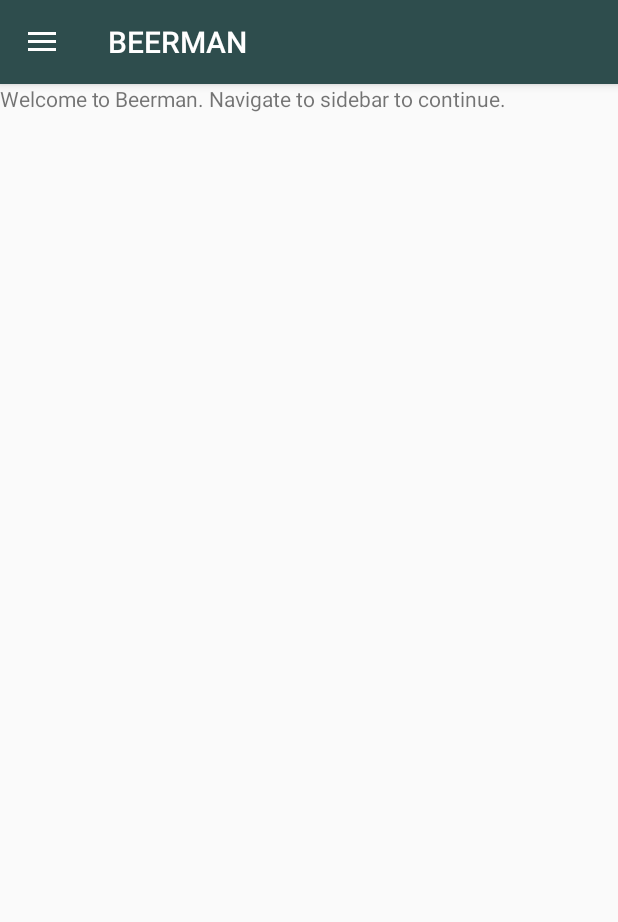
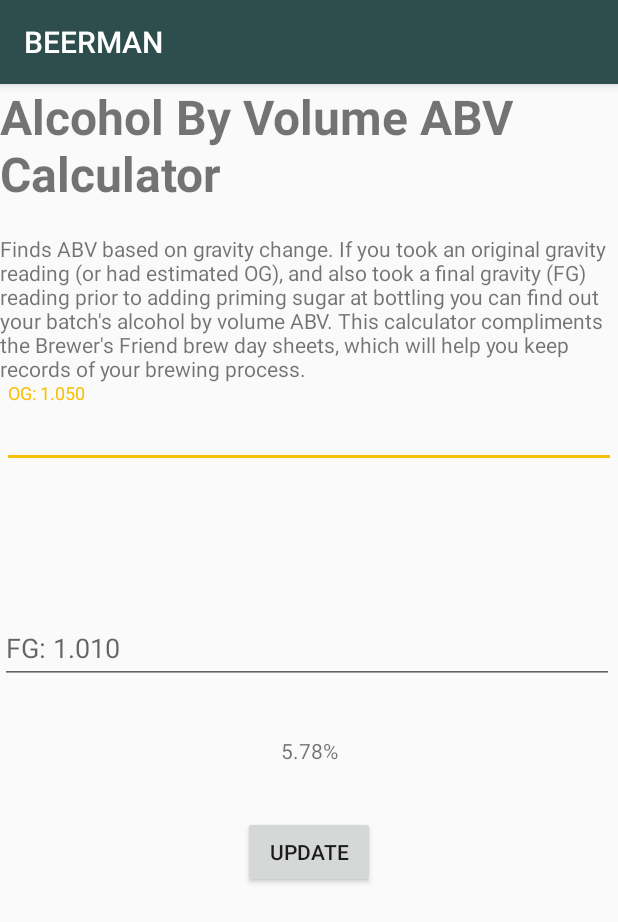
Before and after one commit to zhuravchak-anastasiia/Beerman, an Android app: the TrueMainActivity screen opened directly, with no data from a screen before it, in the side drawer, after a tap on "Calculators", on a phone screen of 412 x 824 dp. Shown: the top 922 px of the screen. Run offline under Robolectric (Android 15) with nearby library versions, the phone set to English and light mode, and no system bars.

Commit message:
CalculatorActivity

```diff
--- /dev/null
+++ b/app/src/main/java/com/example/beerman/CalculatorActivity.java
@@ -0,0 +1,13 @@
+package com.example.beerman;
+
+import android.support.v7.app.AppCompatActivity;
+import android.os.Bundle;
+
+public class CalculatorActivity extends AppCompatActivity {
+
+    @Override
+    protected void onCreate(Bundle savedInstanceState) {
+        super.onCreate(savedInstanceState);
+        setContentView(R.layout.activity_calculator);
+    }
+}
--- a/app/src/main/java/com/example/beerman/Processes.java
+++ b/app/src/main/java/com/example/beerman/Processes.java
@@ -23,7 +23,8 @@ public class Processes extends AppCompatActivity {
         super.onCreate(savedInstanceState);
         setContentView(R.layout.activity_processes);
         videoView = (VideoView) findViewById(R.id.video_view);
-        videoPath = "android.resource://" + getPackageName() + "/" + R.raw.video;
+        videoPath = "android.resource://" + getPackageName() + "/";
+//        + R.raw.video;
         Uri uri = Uri.parse(videoPath);
         videoView.setVideoURI(uri);
 
--- a/app/src/main/java/com/example/beerman/TrueMainActivity.java
+++ b/app/src/main/java/com/example/beerman/TrueMainActivity.java
@@ -76,6 +76,8 @@ public class TrueMainActivity extends AppCompatActivity
             return true;
 
         } else if (id == R.id.nav_calculator) {
+            startActivity(new Intent(TrueMainActivity.this, CalculatorActivity.class));
+            return true;
 
         } else if (id == R.id.nav_share) {
 
--- /dev/null
+++ b/app/src/main/res/layout/activity_calculator.xml
@@ -0,0 +1,77 @@
+<?xml version="1.0" encoding="utf-8"?>
+<android.support.constraint.ConstraintLayout xmlns:android="http://schemas.android.com/apk/res/android"
+    xmlns:app="http://schemas.android.com/apk/res-auto"
+    xmlns:tools="http://schemas.android.com/tools"
+    android:layout_width="match_parent"
+    android:layout_height="match_parent">
+
+    <android.support.design.widget.TextInputLayout
+        android:id="@+id/textInputLayout"
+        android:layout_width="409dp"
+        android:layout_height="wrap_content"
+        app:layout_constraintEnd_toEndOf="parent"
+        app:layout_constraintStart_toStartOf="parent"
+        app:layout_constraintTop_toBottomOf="@+id/textView4">
+
+        <android.support.design.widget.TextInputEditText
+            android:layout_width="match_parent"
+            android:layout_height="46dp"
+            android:hint="@string/og_1_050" />
+    </android.support.design.widget.TextInputLayout>
+
+    <TextView
+        android:id="@+id/textView4"
+        android:layout_width="wrap_content"
+        android:layout_height="wrap_content"
+        android:text="@string/abv_info"
+        app:layout_constraintEnd_toEndOf="parent"
+        app:layout_constraintHorizontal_bias="0.0"
+        app:layout_constraintStart_toStartOf="parent"
+        app:layout_constraintTop_toBottomOf="@+id/textView5" />
+
+    <android.support.design.widget.TextInputLayout
+        android:id="@+id/textInputLayout2"
+        android:layout_width="409dp"
+        android:layout_height="wrap_content"
+        app:layout_constraintBottom_toTopOf="@+id/button"
+        app:layout_constraintStart_toStartOf="parent"
+        app:layout_constraintTop_toBottomOf="@+id/textInputLayout">
+
+        <android.support.design.widget.TextInputEditText
+            android:layout_width="match_parent"
+            android:layout_height="wrap_content"
+            android:hint="@string/fg_1_010" />
+    </android.support.design.widget.TextInputLayout>
+
+    <TextView
+        android:id="@+id/textView5"
+        android:layout_width="wrap_content"
+        android:layout_height="100dp"
+        android:text="@string/alcohol_by_volume_abv_calculator"
+        android:textStyle="bold"
+        android:textSize="32sp"
+        app:layout_constraintEnd_toEndOf="parent"
+        app:layout_constraintStart_toStartOf="parent"
+        app:layout_constraintTop_toTopOf="parent" />
+
+    <Button
+        android:id="@+id/button"
+        android:layout_width="wrap_content"
+        android:layout_height="wrap_content"
+        android:text="@string/update"
+        app:layout_constraintBottom_toBottomOf="parent"
+        app:layout_constraintEnd_toEndOf="parent"
+        app:layout_constraintStart_toStartOf="parent"
+        app:layout_constraintTop_toBottomOf="@+id/textInputLayout" />
+
+    <TextView
+        android:id="@+id/textView6"
+        android:layout_width="wrap_content"
+        android:layout_height="wrap_content"
+        android:text="@string/_5_78"
+        app:layout_constraintBottom_toTopOf="@+id/button"
+        app:layout_constraintEnd_toEndOf="parent"
+        app:layout_constraintStart_toStartOf="parent"
+        app:layout_constraintTop_toBottomOf="@+id/textInputLayout2" />
+
+</android.support.constraint.ConstraintLayout>
--- a/app/src/main/res/values/strings.xml
+++ b/app/src/main/res/values/strings.xml
@@ -24,5 +24,11 @@
     <string name="text">Text</string>
     <string name="title">Title</string>
     <string name="welcome">Welcome to Beerman. This is an app created just for you to help you with your brewing needs. Navigate to side meu to continue.</string>
+    <string name="og_1_050">OG: 1.050</string>
+    <string name="fg_1_010">FG: 1.010</string>
+    <string name="alcohol_by_volume_abv_calculator">Alcohol By Volume ABV Calculator</string>
+    <string name="abv_info">Finds ABV based on gravity change. If you took an original gravity reading (or had estimated OG), and also took a final gravity (FG) reading prior to adding priming sugar at bottling you can find out your batch\'s alcohol by volume ABV. This calculator compliments the Brewer\'s Friend brew day sheets, which will help you keep records of your brewing process.</string>
+    <string name="update">Update</string>
+    <string name="_5_78">5.78%</string>
 
 </resources>
```
Also changed, not shown: app/src/main/AndroidManifest.xml (+10 -18 lines), app/src/main/java/com/example/beerman/ABVCalculator.java (added, +23 -0 lines), app/src/main/res/layout/activity_abv_calculator.xml (added, +77 -0 lines).
